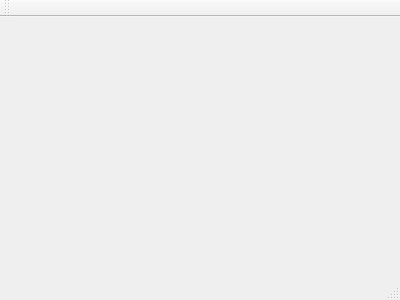
The window that object_classifier.ui (pkarbownik/Image_Recognition) describes before a commit, drawn with Qt 5.
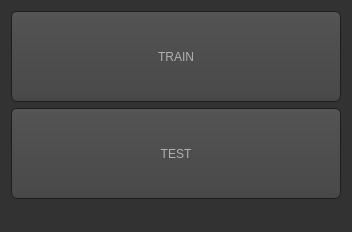
The same window after the commit. Icons and pictures are not drawn.

Commit message: Added stylesheet: http://www.yasinuludag.com/darkorange.stylesheet and two buttons: TRAIN and TEST

Patch:
```diff
--- a/object_classifier.ui
+++ b/object_classifier.ui
@@ -1,24 +1,524 @@
 <ui version="4.0">
  <class>Object_Classifier</class>
- <widget class="QMainWindow" name="Object_Classifier" >
-  <property name="geometry" >
+ <widget class="QMainWindow" name="Object_Classifier">
+  <property name="geometry">
    <rect>
     <x>0</x>
     <y>0</y>
-    <width>400</width>
-    <height>300</height>
+    <width>352</width>
+    <height>232</height>
    </rect>
   </property>
-  <property name="windowTitle" >
+  <property name="font">
+   <font>
+    <pointsize>14</pointsize>
+    <weight>75</weight>
+    <bold>true</bold>
+   </font>
+  </property>
+  <property name="windowTitle">
    <string>Object_Classifier</string>
   </property>
-  <widget class="QMenuBar" name="menuBar" />
-  <widget class="QToolBar" name="mainToolBar" />
-  <widget class="QWidget" name="centralWidget" />
-  <widget class="QStatusBar" name="statusBar" />
+  <property name="styleSheet">
+   <string notr="true">QToolTip
+{
+     border: 1px solid black;
+     background-color: #ffa02f;
+     padding: 1px;
+     border-radius: 3px;
+     opacity: 100;
+}
+
+QWidget
+{
+    color: #b1b1b1;
+    background-color: #323232;
+}
+
+QWidget:item:hover
+{
+    background-color: QLinearGradient( x1: 0, y1: 0, x2: 0, y2: 1, stop: 0 #ffa02f, stop: 1 #ca0619);
+    color: #000000;
+}
+
+QWidget:item:selected
+{
+    background-color: QLinearGradient( x1: 0, y1: 0, x2: 0, y2: 1, stop: 0 #ffa02f, stop: 1 #d7801a);
+}
+
+QMenuBar::item
+{
+    background: transparent;
+}
+
+QMenuBar::item:selected
+{
+    background: transparent;
+    border: 1px solid #ffaa00;
+}
+
+QMenuBar::item:pressed
+{
+    background: #444;
+    border: 1px solid #000;
+    background-color: QLinearGradient(
+        x1:0, y1:0,
+        x2:0, y2:1,
+        stop:1 #212121,
+        stop:0.4 #343434/*,
+        stop:0.2 #343434,
+        stop:0.1 #ffaa00*/
+    );
+    margin-bottom:-1px;
+    padding-bottom:1px;
+}
+
+QMenu
+{
+    border: 1px solid #000;
+}
+
+QMenu::item
+{
+    padding: 2px 20px 2px 20px;
+}
+
+QMenu::item:selected
+{
+    color: #000000;
+}
+
+QWidget:disabled
+{
+    color: #404040;
+    background-color: #323232;
+}
+
+QAbstractItemView
+{
+    background-color: QLinearGradient( x1: 0, y1: 0, x2: 0, y2: 1, stop: 0 #4d4d4d, stop: 0.1 #646464, stop: 1 #5d5d5d);
+}
+
+QWidget:focus
+{
+    /*border: 2px solid QLinearGradient( x1: 0, y1: 0, x2: 0, y2: 1, stop: 0 #ffa02f, stop: 1 #d7801a);*/
+}
+
+QLineEdit
+{
+    background-color: QLinearGradient( x1: 0, y1: 0, x2: 0, y2: 1, stop: 0 #4d4d4d, stop: 0 #646464, stop: 1 #5d5d5d);
+    padding: 1px;
+    border-style: solid;
+    border: 1px solid #1e1e1e;
+    border-radius: 5;
+}
+
+QPushButton
+{
+    color: #b1b1b1;
+    background-color: QLinearGradient( x1: 0, y1: 0, x2: 0, y2: 1, stop: 0 #565656, stop: 0.1 #525252, stop: 0.5 #4e4e4e, stop: 0.9 #4a4a4a, stop: 1 #464646);
+    border-width: 1px;
+    border-color: #1e1e1e;
+    border-style: solid;
+    border-radius: 6;
+    padding: 3px;
+    font-size: 12px;
+    padding-left: 5px;
+    padding-right: 5px;
+}
+
+QPushButton:pressed
+{
+    background-color: QLinearGradient( x1: 0, y1: 0, x2: 0, y2: 1, stop: 0 #2d2d2d, stop: 0.1 #2b2b2b, stop: 0.5 #292929, stop: 0.9 #282828, stop: 1 #252525);
+}
+
+QComboBox
+{
+    selection-background-color: #ffaa00;
+    background-color: QLinearGradient( x1: 0, y1: 0, x2: 0, y2: 1, stop: 0 #565656, stop: 0.1 #525252, stop: 0.5 #4e4e4e, stop: 0.9 #4a4a4a, stop: 1 #464646);
+    border-style: solid;
+    border: 1px solid #1e1e1e;
+    border-radius: 5;
+}
+
+QComboBox:hover,QPushButton:hover
+{
+    border: 2px solid QLinearGradient( x1: 0, y1: 0, x2: 0, y2: 1, stop: 0 #ffa02f, stop: 1 #d7801a);
+}
+
+
+QComboBox:on
+{
+    padding-top: 3px;
+    padding-left: 4px;
+    background-color: QLinearGradient( x1: 0, y1: 0, x2: 0, y2: 1, stop: 0 #2d2d2d, stop: 0.1 #2b2b2b, stop: 0.5 #292929, stop: 0.9 #282828, stop: 1 #252525);
+    selection-background-color: #ffaa00;
+}
+
+QComboBox QAbstractItemView
+{
+    border: 2px solid darkgray;
+    selection-background-color: QLinearGradient( x1: 0, y1: 0, x2: 0, y2: 1, stop: 0 #ffa02f, stop: 1 #d7801a);
+}
+
+QComboBox::drop-down
+{
+     subcontrol-origin: padding;
+     subcontrol-position: top right;
+     width: 15px;
+
+     border-left-width: 0px;
+     border-left-color: darkgray;
+     border-left-style: solid; /* just a single line */
+     border-top-right-radius: 3px; /* same radius as the QComboBox */
+     border-bottom-right-radius: 3px;
+ }
+
+QComboBox::down-arrow
+{
+     image: url(:/down_arrow.png);
+}
+
+QGroupBox:focus
+{
+border: 2px solid QLinearGradient( x1: 0, y1: 0, x2: 0, y2: 1, stop: 0 #ffa02f, stop: 1 #d7801a);
+}
+
+QTextEdit:focus
+{
+    border: 2px solid QLinearGradient( x1: 0, y1: 0, x2: 0, y2: 1, stop: 0 #ffa02f, stop: 1 #d7801a);
+}
+
+QScrollBar:horizontal {
+     border: 1px solid #222222;
+     background: QLinearGradient( x1: 0, y1: 0, x2: 0, y2: 1, stop: 0.0 #121212, stop: 0.2 #282828, stop: 1 #484848);
+     height: 7px;
+     margin: 0px 16px 0 16px;
+}
+
+QScrollBar::handle:horizontal
+{
+      background: QLinearGradient( x1: 0, y1: 0, x2: 1, y2: 0, stop: 0 #ffa02f, stop: 0.5 #d7801a, stop: 1 #ffa02f);
+      min-height: 20px;
+      border-radius: 2px;
+}
+
+QScrollBar::add-line:horizontal {
+      border: 1px solid #1b1b19;
+      border-radius: 2px;
+      background: QLinearGradient( x1: 0, y1: 0, x2: 1, y2: 0, stop: 0 #ffa02f, stop: 1 #d7801a);
+      width: 14px;
+      subcontrol-position: right;
+      subcontrol-origin: margin;
+}
+
+QScrollBar::sub-line:horizontal {
+      border: 1px solid #1b1b19;
+      border-radius: 2px;
+      background: QLinearGradient( x1: 0, y1: 0, x2: 1, y2: 0, stop: 0 #ffa02f, stop: 1 #d7801a);
+      width: 14px;
+     subcontrol-position: left;
+     subcontrol-origin: margin;
+}
+
+QScrollBar::right-arrow:horizontal, QScrollBar::left-arrow:horizontal
+{
+      border: 1px solid black;
+      width: 1px;
+      height: 1px;
+      background: white;
+}
+
+QScrollBar::add-page:horizontal, QScrollBar::sub-page:horizontal
+{
+      background: none;
+}
+
+QScrollBar:vertical
+{
+      background: QLinearGradient( x1: 0, y1: 0, x2: 1, y2: 0, stop: 0.0 #121212, stop: 0.2 #282828, stop: 1 #484848);
+      width: 7px;
+      margin: 16px 0 16px 0;
+      border: 1px solid #222222;
+}
+
+QScrollBar::handle:vertical
+{
+      background: QLinearGradient( x1: 0, y1: 0, x2: 0, y2: 1, stop: 0 #ffa02f, stop: 0.5 #d7801a, stop: 1 #ffa02f);
+      min-height: 20px;
+      border-radius: 2px;
+}
+
+QScrollBar::add-line:vertical
+{
+      border: 1px solid #1b1b19;
+      border-radius: 2px;
+      background: QLinearGradient( x1: 0, y1: 0, x2: 0, y2: 1, stop: 0 #ffa02f, stop: 1 #d7801a);
+      height: 14px;
+      subcontrol-position: bottom;
+      subcontrol-origin: margin;
+}
+
+QScrollBar::sub-line:vertical
+{
+      border: 1px solid #1b1b19;
+      border-radius: 2px;
+      background: QLinearGradient( x1: 0, y1: 0, x2: 0, y2: 1, stop: 0 #d7801a, stop: 1 #ffa02f);
+      height: 14px;
+      subcontrol-position: top;
+      subcontrol-origin: margin;
+}
+
+QScrollBar::up-arrow:vertical, QScrollBar::down-arrow:vertical
+{
+      border: 1px solid black;
+      width: 1px;
+      height: 1px;
+      background: white;
+}
+
+
+QScrollBar::add-page:vertical, QScrollBar::sub-page:vertical
+{
+      background: none;
+}
+
+QTextEdit
+{
+    background-color: #242424;
+}
+
+QPlainTextEdit
+{
+    background-color: #242424;
+}
+
+QHeaderView::section
+{
+    background-color: QLinearGradient(x1:0, y1:0, x2:0, y2:1, stop:0 #616161, stop: 0.5 #505050, stop: 0.6 #434343, stop:1 #656565);
+    color: white;
+    padding-left: 4px;
+    border: 1px solid #6c6c6c;
+}
+
+QCheckBox:disabled
+{
+color: #414141;
+}
+
+QDockWidget::title
+{
+    text-align: center;
+    spacing: 3px; /* spacing between items in the tool bar */
+    background-color: QLinearGradient(x1:0, y1:0, x2:0, y2:1, stop:0 #323232, stop: 0.5 #242424, stop:1 #323232);
+}
+
+QDockWidget::close-button, QDockWidget::float-button
+{
+    text-align: center;
+    spacing: 1px; /* spacing between items in the tool bar */
+    background-color: QLinearGradient(x1:0, y1:0, x2:0, y2:1, stop:0 #323232, stop: 0.5 #242424, stop:1 #323232);
+}
+
+QDockWidget::close-button:hover, QDockWidget::float-button:hover
+{
+    background: #242424;
+}
+
+QDockWidget::close-button:pressed, QDockWidget::float-button:pressed
+{
+    padding: 1px -1px -1px 1px;
+}
+
+QMainWindow::separator
+{
+    background-color: QLinearGradient(x1:0, y1:0, x2:0, y2:1, stop:0 #161616, stop: 0.5 #151515, stop: 0.6 #212121, stop:1 #343434);
+    color: white;
+    padding-left: 4px;
+    border: 1px solid #4c4c4c;
+    spacing: 3px; /* spacing between items in the tool bar */
+}
+
+QMainWindow::separator:hover
+{
+
+    background-color: QLinearGradient(x1:0, y1:0, x2:0, y2:1, stop:0 #d7801a, stop:0.5 #b56c17 stop:1 #ffa02f);
+    color: white;
+    padding-left: 4px;
+    border: 1px solid #6c6c6c;
+    spacing: 3px; /* spacing between items in the tool bar */
+}
+
+QToolBar::handle
+{
+     spacing: 3px; /* spacing between items in the tool bar */
+     background: url(:/images/handle.png);
+}
+
+QMenu::separator
+{
+    height: 2px;
+    background-color: QLinearGradient(x1:0, y1:0, x2:0, y2:1, stop:0 #161616, stop: 0.5 #151515, stop: 0.6 #212121, stop:1 #343434);
+    color: white;
+    padding-left: 4px;
+    margin-left: 10px;
+    margin-right: 5px;
+}
+
+QProgressBar
+{
+    border: 2px solid grey;
+    border-radius: 5px;
+    text-align: center;
+}
+
+QProgressBar::chunk
+{
+    background-color: #d7801a;
+    width: 2.15px;
+    margin: 0.5px;
+}
+
+QTabBar::tab {
+    color: #b1b1b1;
+    border: 1px solid #444;
+    border-bottom-style: none;
+    background-color: #323232;
+    padding-left: 10px;
+    padding-right: 10px;
+    padding-top: 3px;
+    padding-bottom: 2px;
+    margin-right: -1px;
+}
+
+QTabWidget::pane {
+    border: 1px solid #444;
+    top: 1px;
+}
+
+QTabBar::tab:last
+{
+    margin-right: 0; /* the last selected tab has nothing to overlap with on the right */
+    border-top-right-radius: 3px;
+}
+
+QTabBar::tab:first:!selected
+{
+ margin-left: 0px; /* the last selected tab has nothing to overlap with on the right */
+
+
+    border-top-left-radius: 3px;
+}
+
+QTabBar::tab:!selected
+{
+    color: #b1b1b1;
+    border-bottom-style: solid;
+    margin-top: 3px;
+    background-color: QLinearGradient(x1:0, y1:0, x2:0, y2:1, stop:1 #212121, stop:.4 #343434);
+}
+
+QTabBar::tab:selected
+{
+    border-top-left-radius: 3px;
+    border-top-right-radius: 3px;
+    margin-bottom: 0px;
+}
+
+QTabBar::tab:!selected:hover
+{
+    /*border-top: 2px solid #ffaa00;
+    padding-bottom: 3px;*/
+    border-top-left-radius: 3px;
+    border-top-right-radius: 3px;
+    background-color: QLinearGradient(x1:0, y1:0, x2:0, y2:1, stop:1 #212121, stop:0.4 #343434, stop:0.2 #343434, stop:0.1 #ffaa00);
+}
+
+QRadioButton::indicator:checked, QRadioButton::indicator:unchecked{
+    color: #b1b1b1;
+    background-color: #323232;
+    border: 1px solid #b1b1b1;
+    border-radius: 6px;
+}
+
+QRadioButton::indicator:checked
+{
+    background-color: qradialgradient(
+        cx: 0.5, cy: 0.5,
+        fx: 0.5, fy: 0.5,
+        radius: 1.0,
+        stop: 0.25 #ffaa00,
+        stop: 0.3 #323232
+    );
+}
+
+QCheckBox::indicator{
+    color: #b1b1b1;
+    background-color: #323232;
+    border: 1px solid #b1b1b1;
+    width: 9px;
+    height: 9px;
+}
+
+QRadioButton::indicator
+{
+    border-radius: 6px;
+}
+
+QRadioButton::indicator:hover, QCheckBox::indicator:hover
+{
+    border: 1px solid #ffaa00;
+}
+
+QCheckBox::indicator:checked
+{
+    image:url(:/images/checkbox.png);
+}
+
+QCheckBox::indicator:disabled, QRadioButton::indicator:disabled
+{
+    border: 1px solid #444;
+}</string>
+  </property>
+  <widget class="QWidget" name="centralWidget">
+   <layout class="QVBoxLayout" name="verticalLayout">
+    <item>
+     <widget class="QPushButton" name="trainButton">
+      <property name="sizePolicy">
+       <sizepolicy hsizetype="Expanding" vsizetype="Expanding">
+        <horstretch>0</horstretch>
+        <verstretch>0</verstretch>
+       </sizepolicy>
+      </property>
+      <property name="text">
+       <string>TRAIN</string>
+      </property>
+     </widget>
+    </item>
+    <item>
+     <widget class="QPushButton" name="testButton">
+      <property name="sizePolicy">
+       <sizepolicy hsizetype="Expanding" vsizetype="Expanding">
+        <horstretch>0</horstretch>
+        <verstretch>0</verstretch>
+       </sizepolicy>
+      </property>
+      <property name="baseSize">
+       <size>
+        <width>0</width>
+        <height>0</height>
+       </size>
+      </property>
+      <property name="text">
+       <string>TEST</string>
+      </property>
+     </widget>
+    </item>
+   </layout>
+  </widget>
+  <widget class="QStatusBar" name="statusBar"/>
  </widget>
- <layoutDefault spacing="6" margin="11" />
- <pixmapfunction></pixmapfunction>
+ <layoutdefault spacing="6" margin="11"/>
  <resources/>
  <connections/>
 </ui>
```
Left out of the diff: 1 changed line with no effect on the pictures. The commit also changes 2 other files.
